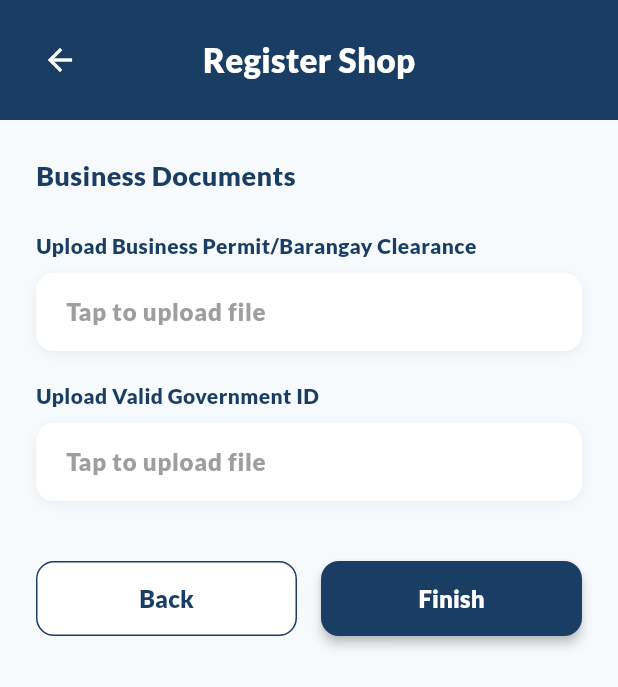
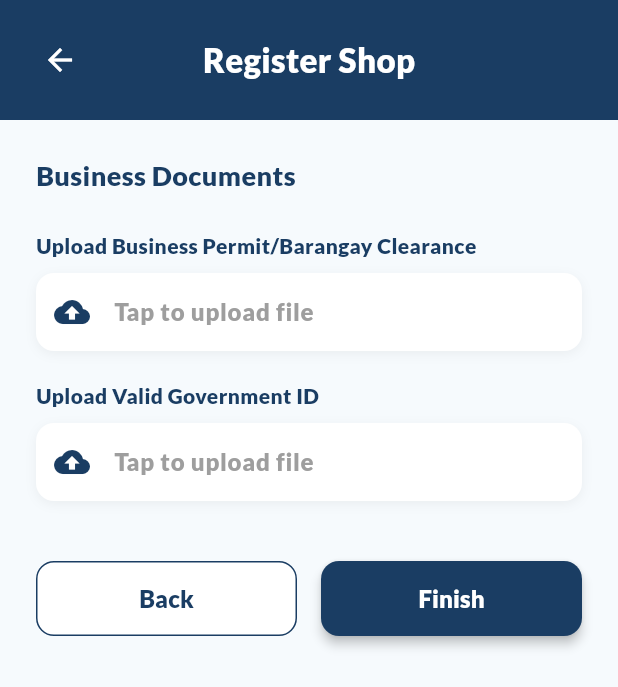
Before and after one commit to kurt-arpilleda/CARE, a Flutter app: the RegisterShopBusinessDocu screen opened directly, on a phone screen of 412 x 824 dp. Shown: the top 687 px of the screen. Run offline on Flutter 3.47's test engine with Material 3 defaults, Android fonts, the light colour scheme and no system bars; our stand-ins replace connectivity_plus, flutter_secure_storage, fluttertoast, google_sign_in, image_picker, open_file and 4 more; accounts and stored records are empty.

Commit message:
Seek First the Kingdom of God

```diff
--- a/lib/drawer/shop/registerShop_businessDocu.dart
+++ b/lib/drawer/shop/registerShop_businessDocu.dart
@@ -1,4 +1,6 @@
 import 'package:flutter/material.dart';
+import 'package:image_picker/image_picker.dart';
+import 'dart:io';
 
 class RegisterShopBusinessDocu extends StatefulWidget {
   const RegisterShopBusinessDocu({Key? key}) : super(key: key);
@@ -8,8 +10,9 @@ class RegisterShopBusinessDocu extends StatefulWidget {
 }
 
 class _RegisterShopBusinessDocuState extends State<RegisterShopBusinessDocu> {
-  String? _businessPermitPath;
-  String? _governmentIdPath;
+  File? _businessPermitFile;
+  File? _governmentIdFile;
+  final ImagePicker _picker = ImagePicker();
 
   Future<void> _showUploadOptions(String type) async {
     return showDialog(
@@ -25,7 +28,7 @@ class _RegisterShopBusinessDocuState extends State<RegisterShopBusinessDocu> {
                   title: const Text('Take Photo'),
                   onTap: () {
                     Navigator.pop(context);
-                    _handleUpload(type, 'camera');
+                    _pickImage(type, ImageSource.camera);
                   },
                 ),
                 ListTile(
@@ -33,7 +36,7 @@ class _RegisterShopBusinessDocuState extends State<RegisterShopBusinessDocu> {
                   title: const Text('Choose from Gallery'),
                   onTap: () {
                     Navigator.pop(context);
-                    _handleUpload(type, 'gallery');
+                    _pickImage(type, ImageSource.gallery);
                   },
                 ),
               ],
@@ -44,17 +47,90 @@ class _RegisterShopBusinessDocuState extends State<RegisterShopBusinessDocu> {
     );
   }
 
-  void _handleUpload(String type, String source) {
-    setState(() {
-      if (type == 'business') {
-        _businessPermitPath = 'Uploaded from $source';
-      } else {
-        _governmentIdPath = 'Uploaded from $source';
+  Future<void> _pickImage(String type, ImageSource source) async {
+    try {
+      final pickedFile = await _picker.pickImage(source: source);
+      if (pickedFile != null) {
+        setState(() {
+          if (type == 'business') {
+            _businessPermitFile = File(pickedFile.path);
+          } else {
+            _governmentIdFile = File(pickedFile.path);
+          }
+        });
       }
-    });
+    } catch (e) {
+      ScaffoldMessenger.of(context).showSnackBar(
+        SnackBar(content: Text('Failed to pick image: ${e.toString()}')),
+      );
+    }
   }
 
-  InputDecoration _inputDecoration(String hint) {
+  void _showFullScreenImage(File imageFile) {
+    Navigator.push(
+      context,
+      MaterialPageRoute(
+        builder: (context) => Scaffold(
+          backgroundColor: Colors.black,
+          appBar: AppBar(
+            backgroundColor: Colors.black,
+            iconTheme: const IconThemeData(color: Colors.white),
+          ),
+          body: Center(
+            child: InteractiveViewer(
+              panEnabled: true,
+              minScale: 0.5,
+              maxScale: 3.0,
+              child: Image.file(
+                imageFile,
+                fit: BoxFit.contain,
+              ),
+            ),
+          ),
+        ),
+      ),
+    );
+  }
+
+  Widget _buildFilePreview(File? file, String label) {
+    if (file == null) {
+      return const SizedBox.shrink();
+    }
+    return GestureDetector(
+      onTap: () => _showFullScreenImage(file),
+      child: Column(
+        crossAxisAlignment: CrossAxisAlignment.start,
+        children: [
+          Text(
+            'Uploaded $label:',
+            style: const TextStyle(
+              fontSize: 14,
+              fontWeight: FontWeight.w500,
+              color: Color(0xFF1A3D63),
+            ),
+          ),
+          const SizedBox(height: 8),
+          Container(
+            height: 200,
+            width: double.infinity,
+            decoration: BoxDecoration(
+              borderRadius: BorderRadius.circular(8),
+              color: Colors.grey[200],
+            ),
+            child: ClipRRect(
+              borderRadius: BorderRadius.circular(8),
+              child: Image.file(
+                file,
+                fit: BoxFit.cover,
+              ),
+            ),
+          ),
+        ],
+      ),
+    );
+  }
+
+  InputDecoration _inputDecoration(String hint, bool hasFile) {
     return InputDecoration(
       filled: true,
       fillColor: Colors.white,
@@ -65,6 +141,10 @@ class _RegisterShopBusinessDocuState extends State<RegisterShopBusinessDocu> {
         borderRadius: BorderRadius.circular(12),
         borderSide: BorderSide.none,
       ),
+      prefixIcon: const Icon(Icons.cloud_upload, color: Color(0xFF1A3D63)),
+      suffixIcon: hasFile
+          ? const Icon(Icons.check_circle, color: Colors.green)
+          : null,
     );
   }
 
@@ -144,11 +224,14 @@ class _RegisterShopBusinessDocuState extends State<RegisterShopBusinessDocu> {
                         decoration: _fieldShadowBox(),
                         child: TextFormField(
                           enabled: false,
-                          decoration: _inputDecoration('Tap to upload file'),
-                          controller: TextEditingController(text: _businessPermitPath),
+                          decoration: _inputDecoration(
+                            'Tap to upload file',
+                            _businessPermitFile != null,
+                          ),
                         ),
                       ),
                     ),
+                    _buildFilePreview(_businessPermitFile, 'Business Permit'),
                     const SizedBox(height: 20),
                     const Text(
                       'Upload Valid Government ID',
@@ -165,11 +248,14 @@ class _RegisterShopBusinessDocuState extends State<RegisterShopBusinessDocu> {
                         decoration: _fieldShadowBox(),
                         child: TextFormField(
                           enabled: false,
-                          decoration: _inputDecoration('Tap to upload file'),
-                          controller: TextEditingController(text: _governmentIdPath),
+                          decoration: _inputDecoration(
+                            'Tap to upload file',
+                            _governmentIdFile != null,
+                          ),
                         ),
                       ),
                     ),
+                    _buildFilePreview(_governmentIdFile, 'Government ID'),
                     const SizedBox(height: 40),
                     Row(
                       children: [
@@ -203,7 +289,7 @@ class _RegisterShopBusinessDocuState extends State<RegisterShopBusinessDocu> {
                             height: 50,
                             child: ElevatedButton(
                               onPressed: () {
-                                if (_businessPermitPath == null || _governmentIdPath == null) {
+                                if (_businessPermitFile == null || _governmentIdFile == null) {
                                   ScaffoldMessenger.of(context).showSnackBar(
                                     const SnackBar(content: Text('Please upload all required documents')),
                                   );
```
